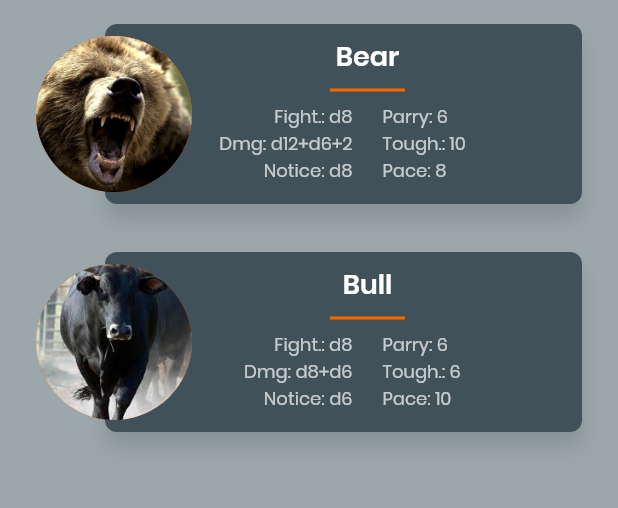
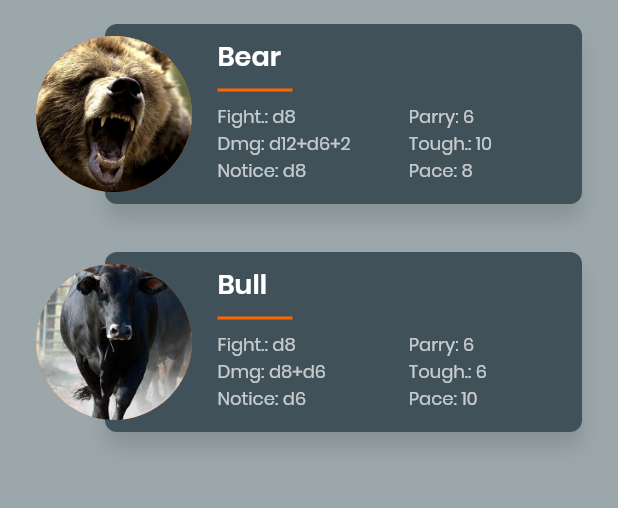
Before and after one commit to FlorianGFox/monster-cards, a Flutter app: the screen it shows after launch, on a phone screen of 412 x 824 dp, the part 99-607 px from its top. Run offline on Flutter 3.47's test engine with Material 2 defaults, Android fonts, the phone set to English and light mode, and no system bars; our stand-ins replace bloc, dartz, equatable, flutter_bloc, get_it.

Commit message:
Changed monster card text alignment.

```diff
--- a/lib/features/monster_cards/presentation/widgets/monster_row.dart
+++ b/lib/features/monster_cards/presentation/widgets/monster_row.dart
@@ -85,8 +85,9 @@ class MonsterCardContent extends StatelessWidget {
   @override
   Widget build(BuildContext context) {
     return Container(
-      margin: EdgeInsets.fromLTRB(40.0, 8.0, 8.0, 8.0),
+      margin: EdgeInsets.fromLTRB(75.0, 8.0, 8.0, 8.0),
       child: Column(
+        crossAxisAlignment: CrossAxisAlignment.start,
         children: <Widget>[
           Header(monster.name),
           Seperator(),
@@ -132,7 +133,7 @@ class ImportantStats extends StatelessWidget {
       children: <Widget>[
         Expanded(
           child: Column(
-            crossAxisAlignment: CrossAxisAlignment.end,
+            crossAxisAlignment: CrossAxisAlignment.start,
             children: <Widget>[
               ImportantStatText('Fight.: ${monster.fighting.value}'),
               ImportantStatText('Dmg: ${monster.dmg}'),
```
